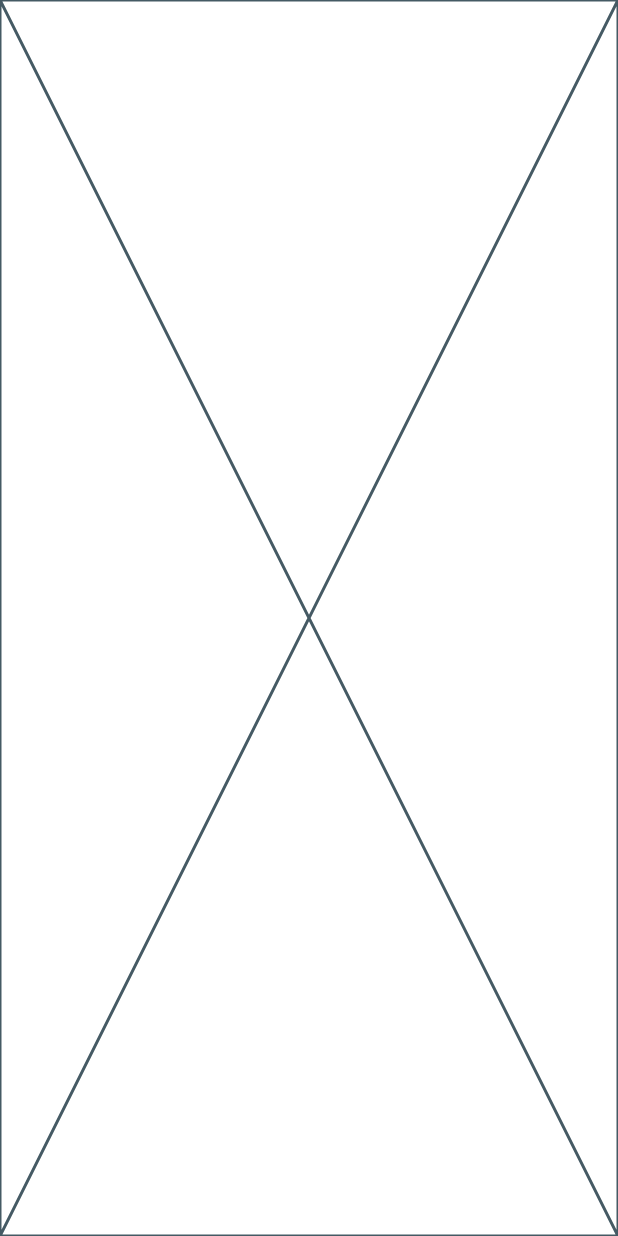
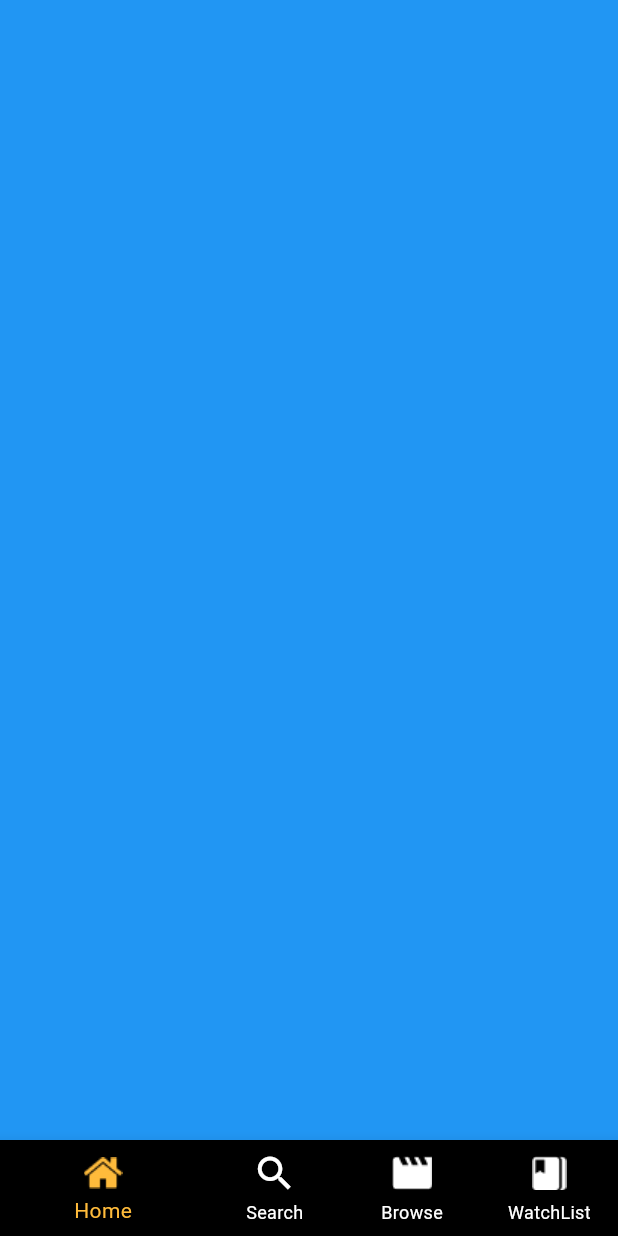
Before and after one commit to Abdallah123-eng/MoviesApp, a Flutter app: the screen it shows after launch, on a phone screen of 412 x 824 dp. Run offline on Flutter 3.47's test engine with Material 3 defaults, Android fonts, the phone set to English and light mode, and no system bars.

Commit message:
app init2

```diff
--- /dev/null
+++ b/lib/Colors_App.dart
@@ -0,0 +1,7 @@
+
+import 'dart:ui';
+
+class Appcolor{
+
+  static Color primary=Color(0xffFFBB3B);
+}
--- /dev/null
+++ b/lib/home/home.dart
@@ -0,0 +1,75 @@
+
+import 'package:flutter/material.dart';
+import 'package:movies_app/Colors_App.dart';
+import 'package:movies_app/home/tabs/browse_tab.dart';
+import 'package:movies_app/home/tabs/home_tab.dart';
+import 'package:movies_app/home/tabs/search_tab.dart';
+import 'package:movies_app/home/tabs/watch_list_tab.dart';
+
+
+class HomeScreen extends StatefulWidget {
+  static const String routeName = "home";
+  HomeScreen({super.key});
+
+  @override
+  State<HomeScreen> createState() => _HomeScreenState();
+}
+
+class _HomeScreenState extends State<HomeScreen> {
+  int selectedindex = 0;
+
+  @override
+  Widget build(BuildContext context) {
+    return Stack(
+      children: [
+        Scaffold(
+          bottomNavigationBar: BottomNavigationBar(
+
+            unselectedItemColor: Colors.white,
+            selectedItemColor: Appcolor.primary,
+            backgroundColor: Colors.black,
+            showUnselectedLabels: true,
+            showSelectedLabels: true,
+            currentIndex: selectedindex,
+            onTap: (index) {
+              selectedindex = index;
+              setState(() {});
+            },
+            iconSize: 30,
+            items: const [
+              BottomNavigationBarItem(
+                // backgroundColor: Color(0xffB7935F),
+                  backgroundColor: Colors.black,
+                  icon: ImageIcon(AssetImage("assets/images/Home icon.png")),
+                  label: "Home"),
+              BottomNavigationBarItem(
+                  backgroundColor: Colors.black,
+                //backgroundColor: Color(0xffB7935F),
+                  icon: Icon(Icons.search),
+                  label: "Search"),
+              BottomNavigationBarItem(
+                  backgroundColor: Colors.black,
+                // backgroundColor: Color(0xffB7935F),
+                  icon: ImageIcon(AssetImage("assets/images/Icon material-movie.png")),
+                  label: "Browse"),
+              BottomNavigationBarItem(
+                  backgroundColor: Colors.black,
+                // backgroundColor: Color(0xffB7935F),
+                  icon: ImageIcon(AssetImage("assets/images/Iconbookmarks.png")),
+                  label: "WatchList"),
+
+            ],
+          ),
+          body: tabs[selectedindex],
+        ),
+      ],
+    );
+  }
+
+  List<Widget> tabs = [
+   HomeTab(),
+    SearchTab(),
+    BrowseTab(),
+    WatchListTab()
+  ];
+}
--- /dev/null
+++ b/lib/home/tabs/browse_tab.dart
@@ -0,0 +1,12 @@
+import 'package:flutter/material.dart';
+
+class BrowseTab extends StatelessWidget {
+  const BrowseTab({super.key});
+
+  @override
+  Widget build(BuildContext context) {
+    return Container(
+      color: Colors.yellow,
+    );
+  }
+}
--- /dev/null
+++ b/lib/home/tabs/home_tab.dart
@@ -0,0 +1,12 @@
+import 'package:flutter/material.dart';
+
+class HomeTab extends StatelessWidget {
+  const HomeTab({super.key});
+
+  @override
+  Widget build(BuildContext context) {
+    return Container(
+      color: Colors.blue,
+    );
+  }
+}
--- /dev/null
+++ b/lib/home/tabs/search_tab.dart
@@ -0,0 +1,12 @@
+import 'package:flutter/material.dart';
+
+class SearchTab extends StatelessWidget {
+  const SearchTab({super.key});
+
+  @override
+  Widget build(BuildContext context) {
+    return Container(
+      color: Colors.red,
+    );
+  }
+}
--- /dev/null
+++ b/lib/home/tabs/watch_list_tab.dart
@@ -0,0 +1,12 @@
+import 'package:flutter/material.dart';
+
+class WatchListTab extends StatelessWidget {
+  const WatchListTab({super.key});
+
+  @override
+  Widget build(BuildContext context) {
+    return Container(
+      color: Colors.green,
+    );
+  }
+}
--- a/lib/main.dart
+++ b/lib/main.dart
@@ -1,17 +1,27 @@
  import 'package:flutter/cupertino.dart';
+import 'package:flutter/material.dart';
+import 'package:movies_app/home/home.dart';
 
 void main()
  {
-   runApp(MyAPP());
+   runApp(MyApp());
  }
 
 
 
- class MyAPP extends StatelessWidget {
-   const MyAPP({super.key});
+
+ class MyApp extends StatelessWidget {
+   const MyApp({super.key});
 
    @override
    Widget build(BuildContext context) {
-     return const Placeholder();
+     return MaterialApp(
+       debugShowCheckedModeBanner: false,
+       initialRoute: HomeScreen.routeName,
+       routes: {
+         HomeScreen.routeName: (context) => HomeScreen(),
+
+       },
+     );
    }
  }
--- a/pubspec.yaml
+++ b/pubspec.yaml
@@ -59,8 +59,8 @@ flutter:
   uses-material-design: true
 
   # To add assets to your application, add an assets section, like this:
-  # assets:
-  #   - images/a_dot_burr.jpeg
+  assets:
+  - assets/images/
   #   - images/a_dot_ham.jpeg
 
   # An image asset can refer to one or more resolution-specific "variants", see
```
Also changed, not shown: assets/images/@2x/Home icon@2x.png (added), assets/images/@2x/Icon material-movie@2x.png (added), assets/images/@2x/Iconbookmarks@2x.png (added), assets/images/@2x/movies@2x.png (added), assets/images/@3x/Home icon@3x.png (added), assets/images/@3x/Icon material-movie@3x.png (added), assets/images/@3x/Iconbookmarks@3x.png (added), assets/images/@3x/movies@3x.png (added), assets/images/Home icon.png (added), assets/images/Icon material-movie.png (added), assets/images/Iconbookmarks.png (added), assets/images/movies.png (added).
